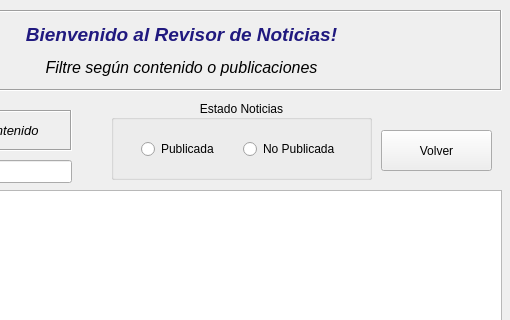
The window that codigos/ui_portal_usr.ui (DotPin/TrabajoGrupal) describes before a commit, drawn with Qt 5; both pictures show x 149 to 659 and y 0 to 320 of the 659 by 462 pixel window.
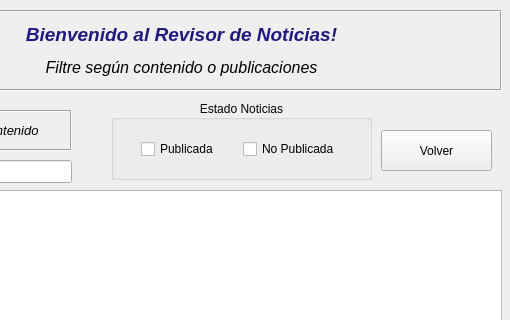
The same window after the commit.

What changed in the file:
```diff
--- a/codigos/ui_portal_usr.ui
+++ b/codigos/ui_portal_usr.ui
@@ -74,14 +74,14 @@
     </property>
     <layout class="QHBoxLayout" name="horizontalLayout">
      <item>
-      <widget class="QRadioButton" name="pbkda">
+      <widget class="QCheckBox" name="si">
        <property name="text">
         <string>Publicada</string>
        </property>
       </widget>
      </item>
      <item>
-      <widget class="QRadioButton" name="n_pbkda">
+      <widget class="QCheckBox" name="no">
        <property name="text">
         <string>No Publicada</string>
        </property>
```
Left out of the diff: 2 changed lines with no effect on the pictures.
